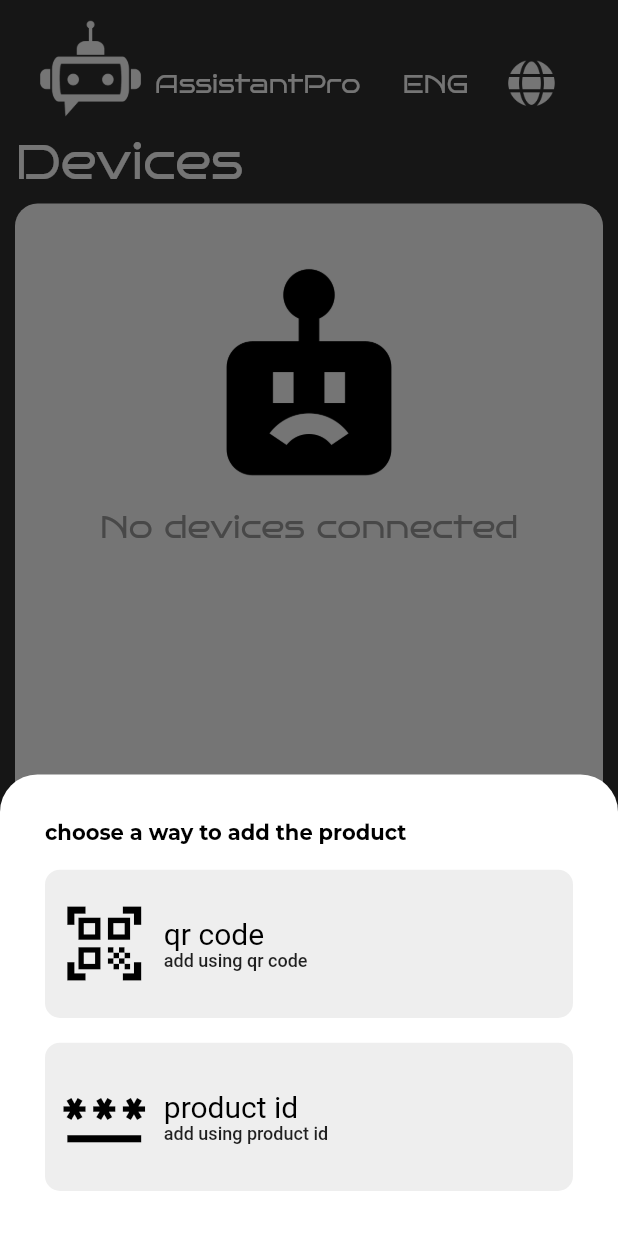
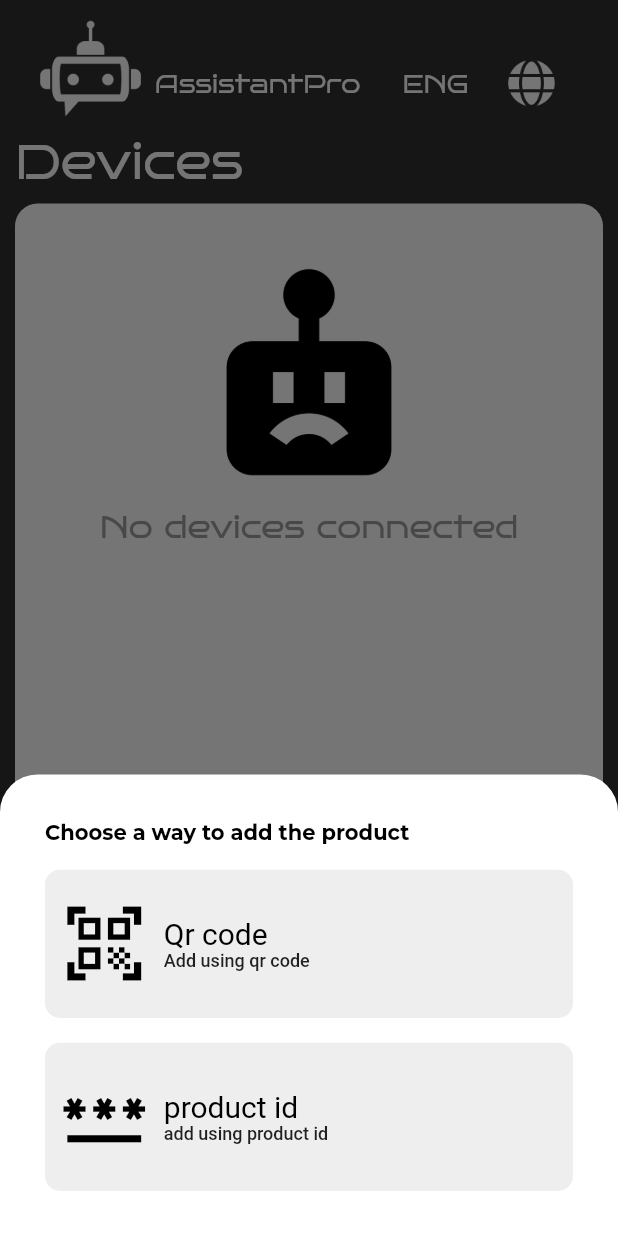
Before and after one commit to mosherif21/assistantpro, a Flutter app: the HomePageScreen screen opened directly, after a tap on "Add device", on a phone screen of 412 x 824 dp. Run offline on Flutter 3.47's test engine with Material 2 defaults, Android fonts, the phone set to English and light mode, and no system bars; our stand-ins replace connectivity_plus, firebase_auth, firebase_core, firebase_database, flutter_native_splash, flutter_otp_text_field and 11 more; missing offline and left inert: firebase_app_check, flutter_web_frame, mqtt_client; accounts and stored records are empty.

Commit message:
initial commit

```diff
--- a/lib/localization/language/localization_strings.dart
+++ b/lib/localization/language/localization_strings.dart
@@ -73,14 +73,13 @@ class Languages extends Translations {
           'smallPass': 'لا يمكن أن تكون كلمة المرور أقل من 8 أحرف',
           'passwordNotMatch': 'كلمات المرور غير متطابقة',
           'countIs': 'العدد هو:',
-          'ENG': 'انج',
-          'AR': 'عربى',
+          'lang': 'عربى',
           'devices': 'الاجهزة',
           'adDevice': 'اضف جهاز',
           'logout': 'تسجيل الخروج',
           'noDevices': 'لايوجد اجهزة متصلة',
           'noQuantity': 'يجب ادخال عدد الاجهزة',
-          'productId': 'Product id',
+          'productId': 'معرف المنتج',
           'enterProductId': 'Enter product id',
           'productName': 'Product Name',
           'enterProductName': 'Enter product name',
@@ -90,6 +89,10 @@ class Languages extends Translations {
           'enterCurrentQuantity': 'Enter current quantity',
           'usageName': 'Usage name',
           'enterUsageName': 'Enter usage name',
+          'chooseAddProduct': 'Choose a way to add the product',
+          'qrCode': 'Qr code',
+          'qrCodeEnter': 'Add using qr code',
+          'addProductId': 'Add using product id',
         },
         'en_US': {
           'onBoardingTitle1': 'Fast ambulance requests',
@@ -162,15 +165,14 @@ class Languages extends Translations {
           'smallPass': 'Password can\'t be less than 8 characters',
           'passwordNotMatch': 'Passwords doesn\'t match',
           'countIs': 'Count is:',
-          'ENG': 'ENG',
-          'AR': 'AR',
+          'lang': 'ENG',
           'devices': 'Devices',
           'adDevice': 'Add device',
           'logout': 'Logout',
           'noDevices': 'No devices connected',
           'noQuantity':
               'Current quantity and Min quantity must be non negative integers',
-          'productId': 'Product id',
+          'productId': 'product id',
           'enterProductId': 'Enter product id',
           'productName': 'Product Name',
           'enterProductName': 'Enter product name',
@@ -180,6 +182,10 @@ class Languages extends Translations {
           'enterCurrentQuantity': 'Enter current quantity',
           'usageName': 'Usage name',
           'enterUsageName': 'Enter usage name',
+          'chooseAddProduct': 'Choose a way to add the product',
+          'qrCode': 'Qr code',
+          'qrCodeEnter': 'Add using qr code',
+          'addProductId': 'Add using product id',
         },
       };
 }
--- a/lib/src/features/home_page/components/select_add_product.dart
+++ b/lib/src/features/home_page/components/select_add_product.dart
@@ -19,21 +19,21 @@ class ChooseAddDeviceMethod extends StatelessWidget {
         crossAxisAlignment: CrossAxisAlignment.start,
         children: [
           Text(
-            'choose a way to add the product',
+            'chooseAddProduct'.tr,
             style: Theme.of(context).textTheme.headline5,
           ),
           SizedBox(height: screenHeight * 0.02),
           FramedIconButton(
             height: screenHeight * 0.12,
-            title: 'qr code',
-            subTitle: 'add using qr code ',
+            title: 'qrCode'.tr,
+            subTitle: 'qrCodeEnter'.tr,
             iconData: Icons.qr_code_scanner,
             onPressed: () {},
           ),
           SizedBox(height: screenHeight * 0.02),
           FramedIconButton(
             height: screenHeight * 0.12,
-            title: 'product id',
+            title: 'productId'.tr,
             subTitle: 'add using product id',
             iconData: Icons.password,
             onPressed: () {
--- a/lib/src/features/home_page/screens/home_page_screen.dart
+++ b/lib/src/features/home_page/screens/home_page_screen.dart
@@ -67,9 +67,7 @@ class HomePageScreen extends StatelessWidget {
                         );
                       },
                       child: Text(
-                        AppInit.currentDeviceLanguage == Language.english
-                            ? 'ENG'.tr
-                            : 'AR'.tr,
+                        'lang'.tr,
                         style: TextStyle(
                             fontFamily: 'Bruno Ace',
                             fontSize: screenHeight * 0.02,
```
